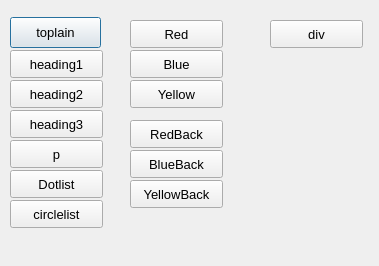
Above: Notepad/choosemodal.ui from Vieloooo/wiki-notes before the change. Below: the same form after it.
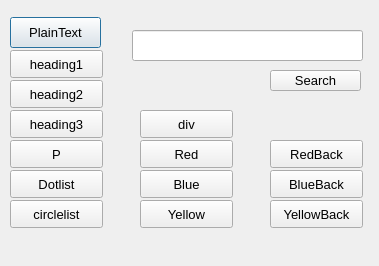
That is the form after the change.

Commit message: add search and json save

Patch:
```diff
--- a/Notepad/choosemodal.ui
+++ b/Notepad/choosemodal.ui
@@ -28,6 +28,9 @@
    <bool>false</bool>
   </property>
   <widget class="QPushButton" name="toPlain">
+   <property name="enabled">
+    <bool>true</bool>
+   </property>
    <property name="geometry">
     <rect>
      <x>10</x>
@@ -45,7 +48,7 @@
     </font>
    </property>
    <property name="text">
-    <string>toplain</string>
+    <string>PlainText</string>
    </property>
   </widget>
   <widget class="QPushButton" name="heading1">
@@ -129,7 +132,7 @@
     </font>
    </property>
    <property name="text">
-    <string>p</string>
+    <string>P</string>
    </property>
   </widget>
   <widget class="QPushButton" name="pushButton_5">
@@ -156,8 +159,8 @@
   <widget class="QPushButton" name="red">
    <property name="geometry">
     <rect>
-     <x>130</x>
-     <y>20</y>
+     <x>140</x>
+     <y>140</y>
      <width>93</width>
      <height>28</height>
     </rect>
@@ -169,8 +172,8 @@
   <widget class="QPushButton" name="blue">
    <property name="geometry">
     <rect>
-     <x>130</x>
-     <y>50</y>
+     <x>140</x>
+     <y>170</y>
      <width>93</width>
      <height>28</height>
     </rect>
@@ -182,8 +185,8 @@
   <widget class="QPushButton" name="yellow">
    <property name="geometry">
     <rect>
-     <x>130</x>
-     <y>80</y>
+     <x>140</x>
+     <y>200</y>
      <width>93</width>
      <height>28</height>
     </rect>
@@ -195,8 +198,8 @@
   <widget class="QPushButton" name="redBackground">
    <property name="geometry">
     <rect>
-     <x>130</x>
-     <y>120</y>
+     <x>270</x>
+     <y>140</y>
      <width>93</width>
      <height>28</height>
     </rect>
@@ -208,8 +211,8 @@
   <widget class="QPushButton" name="blueBackground">
    <property name="geometry">
     <rect>
-     <x>130</x>
-     <y>150</y>
+     <x>270</x>
+     <y>170</y>
      <width>93</width>
      <height>28</height>
     </rect>
@@ -221,8 +224,8 @@
   <widget class="QPushButton" name="yellowbackground">
    <property name="geometry">
     <rect>
-     <x>130</x>
-     <y>180</y>
+     <x>270</x>
+     <y>200</y>
      <width>93</width>
      <height>28</height>
     </rect>
@@ -234,8 +237,8 @@
   <widget class="QPushButton" name="Div">
    <property name="geometry">
     <rect>
-     <x>270</x>
-     <y>20</y>
+     <x>140</x>
+     <y>110</y>
      <width>93</width>
      <height>28</height>
     </rect>
@@ -257,6 +260,29 @@
     <string>circlelist</string>
    </property>
   </widget>
+  <widget class="QLineEdit" name="lineEdit">
+   <property name="geometry">
+    <rect>
+     <x>132</x>
+     <y>30</y>
+     <width>231</width>
+     <height>31</height>
+    </rect>
+   </property>
+  </widget>
+  <widget class="QPushButton" name="searcBut">
+   <property name="geometry">
+    <rect>
+     <x>270</x>
+     <y>70</y>
+     <width>91</width>
+     <height>21</height>
+    </rect>
+   </property>
+   <property name="text">
+    <string>Search</string>
+   </property>
+  </widget>
  </widget>
  <resources/>
  <connections/>
```
The commit also changes 8 other files.
